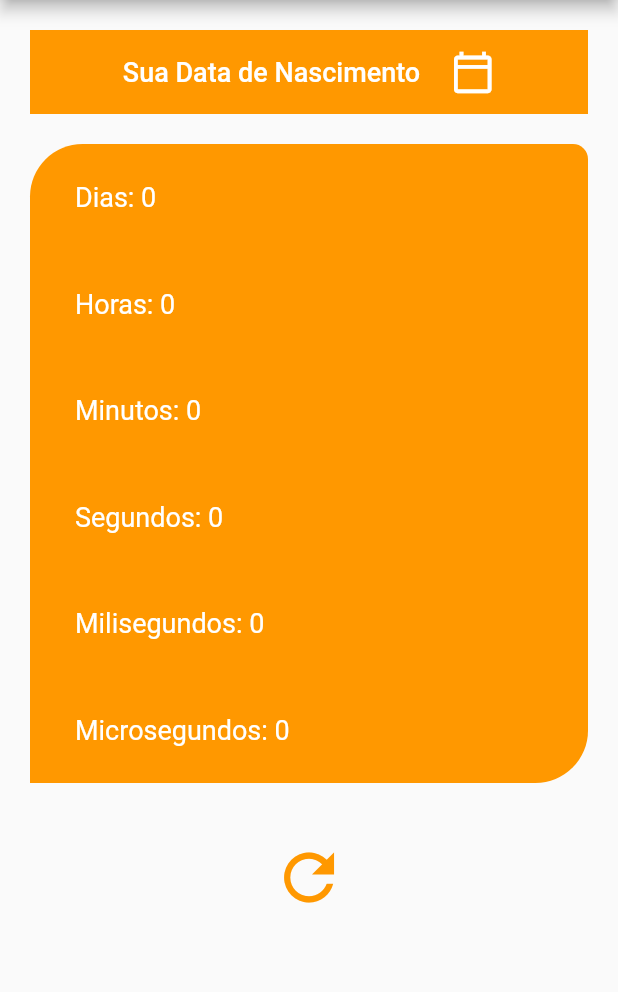
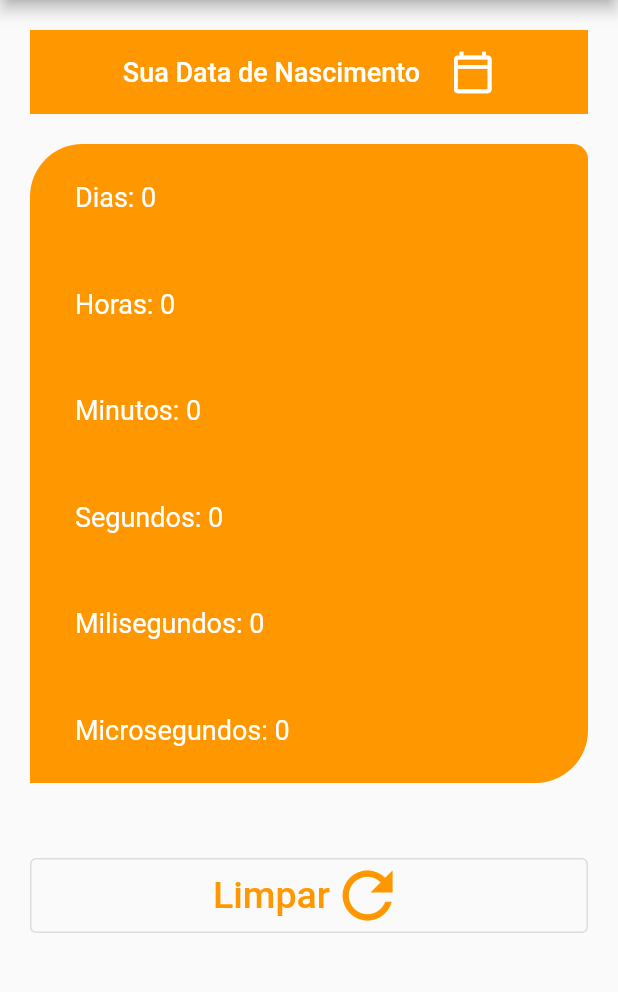
Before and after one commit to deivealtoe/Calculadora_de_Idade_Flutter, a Flutter app: the screen it shows after launch, on a phone screen of 412 x 824 dp, the part 84-1076 px from its top. Run offline on Flutter 3.47's test engine with Material 2 defaults, Android fonts, the light colour scheme and no system bars.

Commit message:
Atualizado botão de limpar dados

```diff
--- a/lib/main.dart
+++ b/lib/main.dart
@@ -138,6 +138,29 @@ class _FormAndLabelsState extends State<FormAndLabels> {
                 ),
               ),
               Padding(
+                padding: EdgeInsets.only(top: 50),
+                child: OutlinedButton(
+                  onPressed: _resetField,
+                  child: Row(
+                    mainAxisAlignment: MainAxisAlignment.center,
+                    children: [
+                      Text(
+                        'Limpar',
+                        style: TextStyle(
+                          color: Colors.orange,
+                          fontSize: 25,
+                        ),
+                      ),
+                      Icon(
+                        Icons.refresh,
+                        size: 50,
+                        color: Colors.orange,
+                      ),
+                    ],
+                  ),
+                ),
+              ),
+              /*Padding(
                 padding: EdgeInsets.only(
                   top: 30,
                 ),
@@ -149,7 +172,7 @@ class _FormAndLabelsState extends State<FormAndLabels> {
                   onPressed: _resetField,
                   iconSize: 50,
                 ),
-              ),
+              ),*/
             ],
           ),
         ),
```
